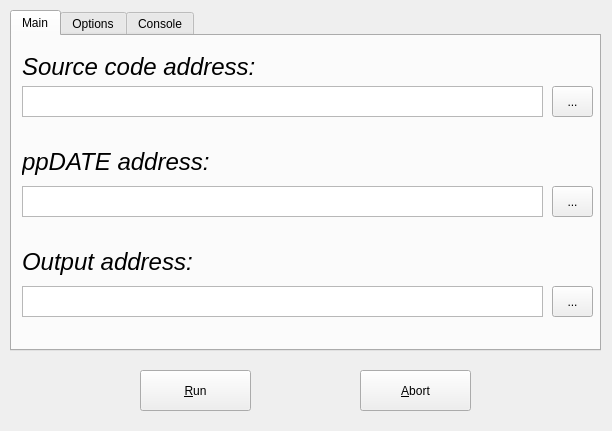
starvoors/StarVOOrS-GUI, file starvoorsGUI.ui: the form before one commit.
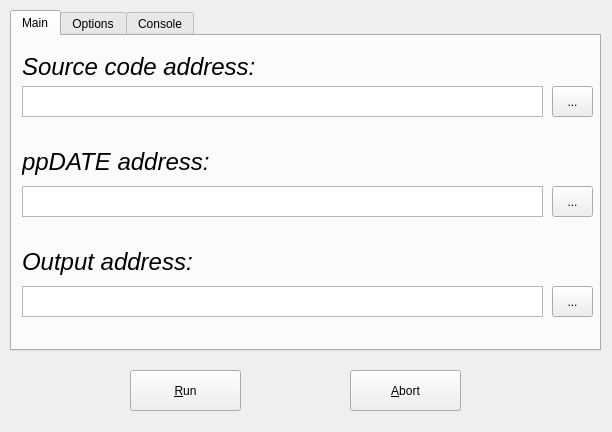
The form after the commit.

Patch:
```diff
--- a/starvoorsGUI.ui
+++ b/starvoorsGUI.ui
@@ -7,7 +7,7 @@
     <x>0</x>
     <y>0</y>
     <width>612</width>
-    <height>431</height>
+    <height>432</height>
    </rect>
   </property>
   <property name="windowTitle">
@@ -117,7 +117,7 @@
       <rect>
        <x>10</x>
        <y>210</y>
-       <width>171</width>
+       <width>201</width>
        <height>31</height>
       </rect>
      </property>
@@ -271,7 +271,7 @@
   <widget class="QPushButton" name="button_run">
    <property name="geometry">
     <rect>
-     <x>140</x>
+     <x>130</x>
      <y>370</y>
      <width>111</width>
      <height>41</height>
@@ -284,7 +284,7 @@
   <widget class="QPushButton" name="pushButton_2">
    <property name="geometry">
     <rect>
-     <x>360</x>
+     <x>350</x>
      <y>370</y>
      <width>111</width>
      <height>41</height>
```
